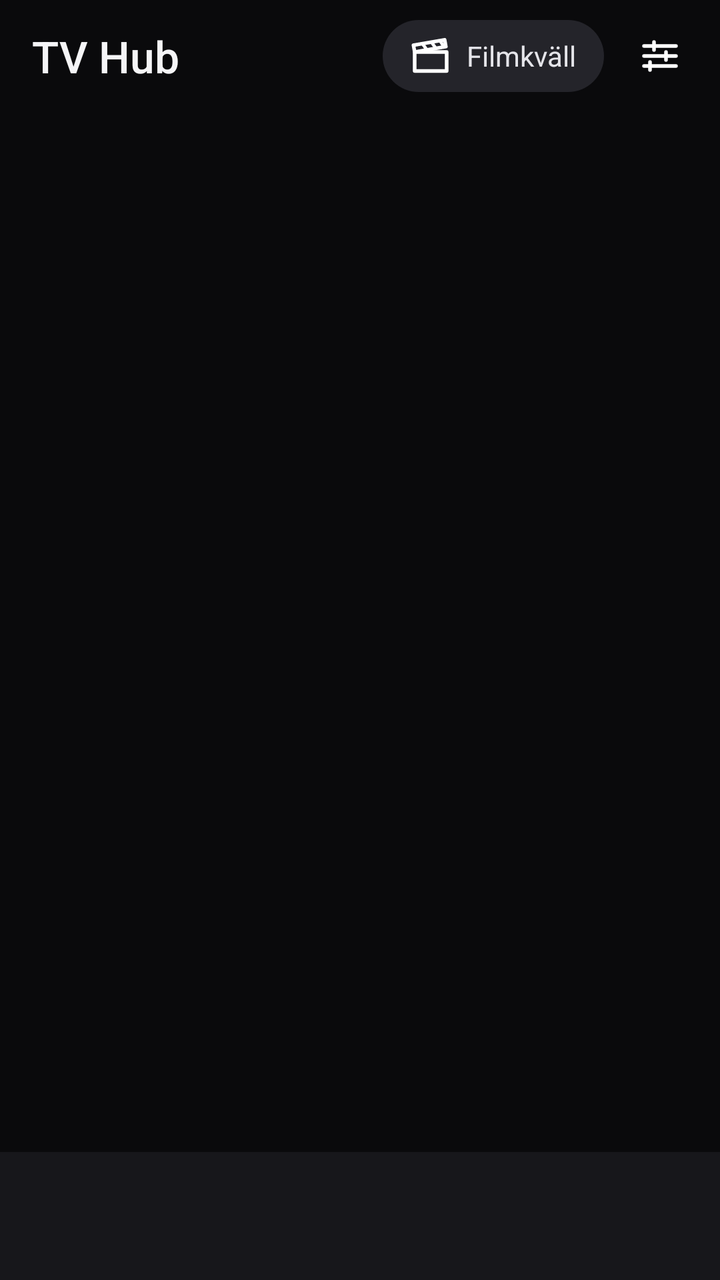
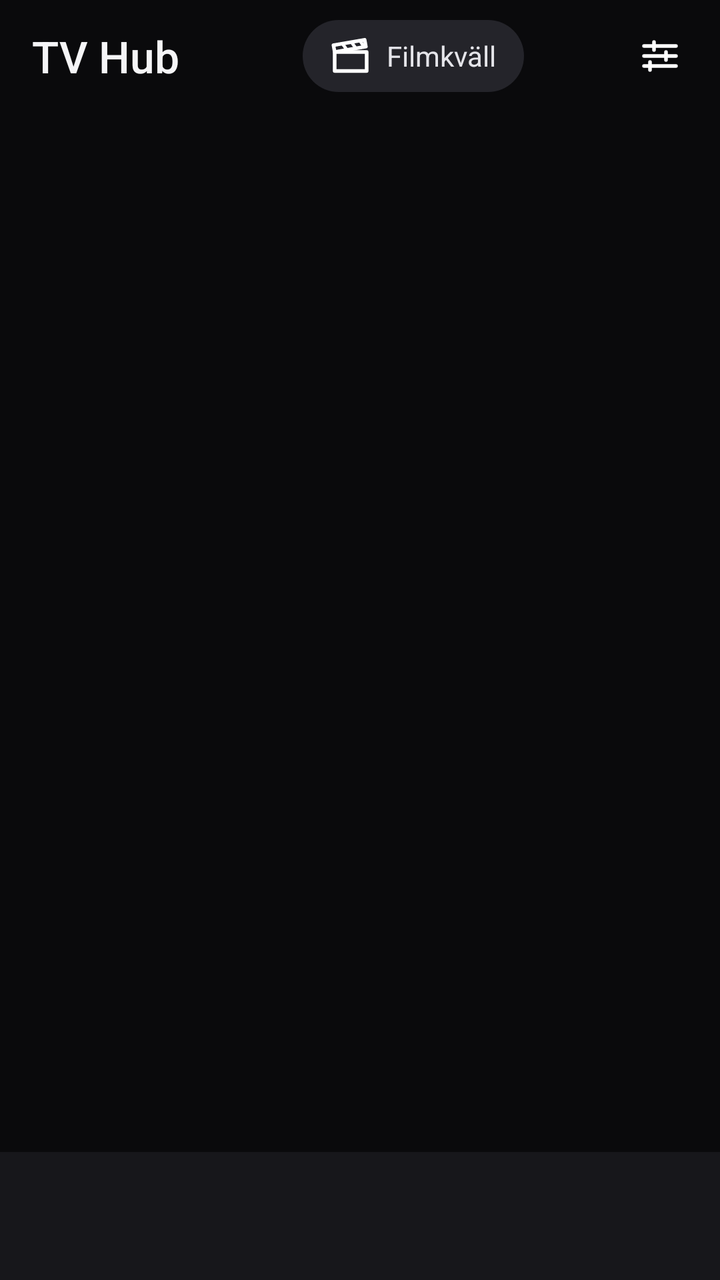

Before-and-after screenshots of an Android layout around one commit, followed by the original layout XML and the change that was made.
<!-- AndroidManifest.xml: application theme AppTheme -->
<!-- res/layout/activity_mobile.xml -->
<?xml version="1.0" encoding="utf-8"?>
<LinearLayout xmlns:android="http://schemas.android.com/apk/res/android"
    android:layout_width="match_parent"
    android:layout_height="match_parent"
    android:background="@color/m_bg"
    android:orientation="vertical">

    <LinearLayout
        android:layout_width="match_parent"
        android:layout_height="56dp"
        android:gravity="center_vertical"
        android:orientation="horizontal"
        android:paddingStart="16dp"
        android:paddingEnd="6dp">

        <TextView
            android:id="@+id/m_title"
            android:layout_width="wrap_content"
            android:background="@drawable/m_tap"
            android:focusable="true"
            android:layout_height="match_parent"
            android:fontFamily="sans-serif-medium"
            android:gravity="center_vertical"
            android:text="TV Hub"
            android:textColor="@color/m_text"
            android:textSize="22sp" />

        <TextView
            android:id="@+id/m_route"
            android:layout_width="0dp"
            android:layout_height="wrap_content"
            android:layout_marginStart="10dp"
            android:layout_weight="1"
            android:ellipsize="end"
            android:maxLines="1"
            android:textColor="@color/m_text3"
            android:textSize="12sp" />

        <TextView
            android:id="@+id/m_night"
            android:layout_width="wrap_content"
            android:layout_height="36dp"
            android:layout_marginEnd="4dp"
            android:background="@drawable/m_chip"
            android:drawableStart="@drawable/ic_m_night"
            android:drawablePadding="6dp"
            android:focusable="true"
            android:gravity="center_vertical"
            android:paddingStart="12dp"
            android:paddingEnd="14dp"
            android:text="Filmkväll"
            android:textColor="@color/m_chip_text"
            android:textSize="14sp" />

        <ImageView
            android:id="@+id/m_settings"
            android:layout_width="48dp"
            android:layout_height="48dp"
            android:background="@drawable/m_tap"
            android:contentDescription="Inställningar"
            android:focusable="true"
            android:padding="12dp"
            android:src="@drawable/ic_m_settings" />
    </LinearLayout>

    <FrameLayout
        android:id="@+id/m_pages"
        android:layout_width="match_parent"
        android:layout_height="0dp"
        android:layout_weight="1">

        <TextView
            android:id="@+id/m_status"
            android:layout_width="match_parent"
            android:layout_height="wrap_content"
            android:layout_gravity="center"
            android:gravity="center"
            android:padding="32dp"
            android:textColor="@color/m_text2"
            android:textSize="16sp"
            android:visibility="gone" />
    </FrameLayout>

    <LinearLayout
        android:id="@+id/m_tabs"
        android:layout_width="match_parent"
        android:layout_height="64dp"
        android:background="@color/m_surface"
        android:orientation="horizontal" />
</LinearLayout>
<!-- resources referenced by this layout -->
<resources>
  <color name="m_bg">#0A0A0C</color>
  <color name="m_surface">#17171B</color>
  <color name="m_text">#F5F5F7</color>
  <color name="m_text2">#A1A1AA</color>
  <color name="m_text3">#6E6E78</color>
  <!-- drawable ic_m_night (drawable) -->
  <?xml version="1.0" encoding="utf-8"?>
  <vector xmlns:android="http://schemas.android.com/apk/res/android"
      android:width="24dp" android:height="24dp" android:viewportWidth="24" android:viewportHeight="24">
      <path android:pathData="M4,10 L20,10 L20,19.5 L4,19.5 Z" android:strokeColor="#FFFFFF" android:strokeWidth="1.8" android:strokeLineJoin="round" android:fillColor="#00000000" />
      <path android:pathData="M4,10 L3.4,6.6 L19,3.9 L19.6,7.3 Z" android:strokeColor="#FFFFFF" android:strokeWidth="1.8" android:strokeLineJoin="round" android:fillColor="#00000000" />
      <path android:pathData="M8,6 L10,8.8 M12.5,5.2 L14.5,8 M16.8,4.5 L18.6,7.4" android:strokeColor="#FFFFFF" android:strokeWidth="1.6" android:strokeLineCap="round" android:fillColor="#00000000" />
  </vector>
  <!-- drawable m_chip (drawable) -->
  <?xml version="1.0" encoding="utf-8"?>
  <selector xmlns:android="http://schemas.android.com/apk/res/android">
      <item android:state_selected="true">
          <shape android:shape="rectangle">
              <solid android:color="#FFFFFF" />
              <corners android:radius="18dp" />
          </shape>
      </item>
      <item android:state_focused="true">
          <shape android:shape="rectangle">
              <solid android:color="@color/m_surface2" />
              <stroke android:width="2dp" android:color="#FFFFFF" />
              <corners android:radius="18dp" />
          </shape>
      </item>
      <item android:state_pressed="true">
          <shape android:shape="rectangle">
              <solid android:color="#3A3A42" />
              <corners android:radius="18dp" />
          </shape>
      </item>
      <item>
          <shape android:shape="rectangle">
              <solid android:color="@color/m_surface2" />
              <corners android:radius="18dp" />
          </shape>
      </item>
  </selector>
  <!-- drawable m_tap (drawable) -->
  <?xml version="1.0" encoding="utf-8"?>
  <selector xmlns:android="http://schemas.android.com/apk/res/android">
      <item android:state_pressed="true">
          <shape android:shape="rectangle">
              <solid android:color="#33FFFFFF" />
              <corners android:radius="10dp" />
          </shape>
      </item>
      <item android:state_focused="true">
          <shape android:shape="rectangle">
              <solid android:color="#33FFFFFF" />
              <corners android:radius="10dp" />
          </shape>
      </item>
      <item android:drawable="@android:color/transparent" />
  </selector>
  <style name="AppTheme" parent="android:Theme.Material.NoActionBar.Fullscreen">
          <item name="android:windowBackground">@color/bg</item>
          <item name="android:colorAccent">@color/accent</item>
          <item name="android:colorPrimary">@color/panel</item>
          <item name="android:textColorPrimary">@color/text</item>
          <item name="android:textColorSecondary">@color/muted</item>
      </style>
  <color name="m_surface2">#24242A</color>
  <color name="bg">#0B0E13</color>
  <color name="accent">#2F7CF6</color>
  <color name="panel">#141921</color>
  <color name="text">#ECEEF1</color>
  <color name="muted">#9AA1AB</color>
  <!-- unchanged entries left out for length: 1 -->
</resources>

<!-- the commit's change to res/layout/activity_mobile.xml (unified diff, before → after) -->
@@ -52,6 +52,17 @@
             android:textColor="@color/m_chip_text"
             android:textSize="14sp" />
 
+        <TextView
+            android:id="@+id/m_profile"
+            android:layout_width="32dp"
+            android:layout_height="32dp"
+            android:layout_marginStart="6dp"
+            android:layout_marginEnd="2dp"
+            android:contentDescription="Byt profil"
+            android:focusable="true"
+            android:gravity="center"
+            android:textSize="14sp" />
+
         <ImageView
             android:id="@+id/m_settings"
             android:layout_width="48dp"
